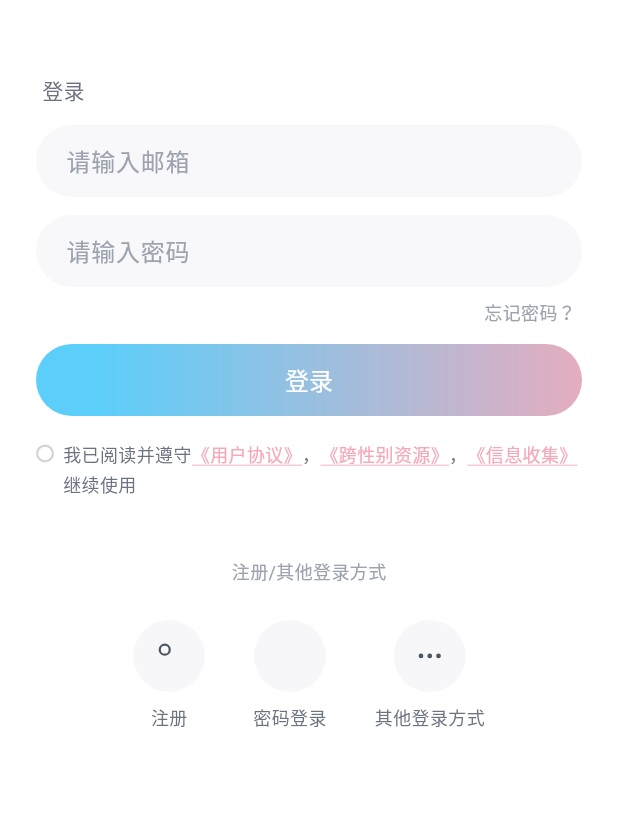
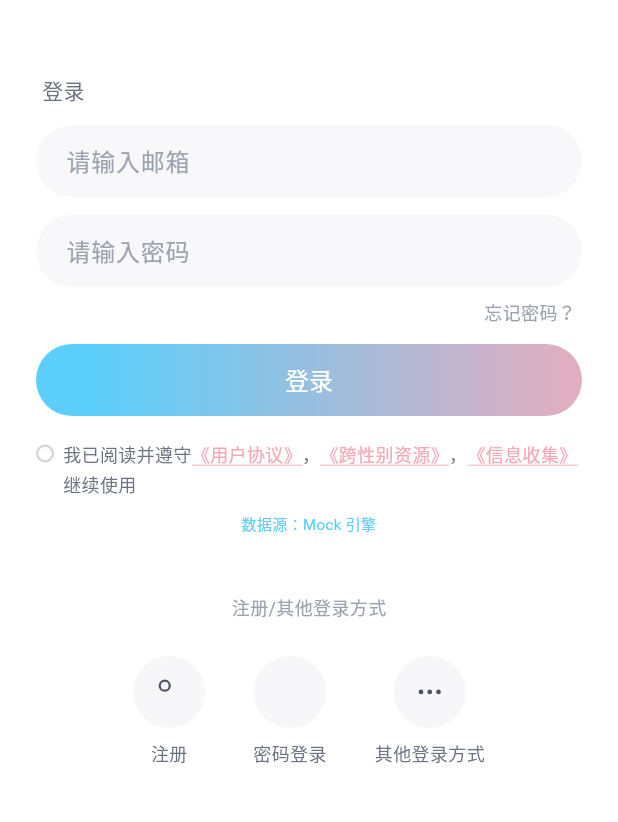
Before and after one commit to Suran2022/Porten, a Flutter app: the screen it shows after launch, on a phone screen of 412 x 824 dp, the part 153-975 px from its top. Run offline on Flutter 3.47's test engine with Material 3 defaults, Android fonts, the phone set to English and light mode, and no system bars; our stand-ins replace audioplayers, flutter_riverpod, flutter_svg, shared_preferences; missing offline and left inert: path_parsing.

Commit message:
feat(mobile): 登录页新增数据源标识——实时显示 Mock/Live 与 API 地址，一包定夺真伪（versionCode 29）

```diff
--- a/mobile/flutter/porten_flutter/lib/core/mock/mock_mode.dart
+++ b/mobile/flutter/porten_flutter/lib/core/mock/mock_mode.dart
@@ -45,3 +45,29 @@ Future<PortenMockMode> resolveInitialMockMode() async {
       return PortenMockMode.mock;
   }
 }
+
+/// 运行环境信息（登录页展示：数据源模式 + API 地址，便于现场分辨
+/// Mock / Live，排查「数据是否为演示数据」类问题）。
+class EnvironmentInfo {
+  const EnvironmentInfo({required this.mode, required this.apiBaseUrl});
+
+  final PortenMockMode mode;
+  final String apiBaseUrl;
+
+  /// 人类可读的一行摘要。
+  String get summary {
+    final String source =
+        mode == PortenMockMode.live ? '真实 API' : 'Mock 引擎';
+    final String url =
+        apiBaseUrl.isEmpty ? '' : ' · $apiBaseUrl';
+    return '数据源：$source$url';
+  }
+}
+
+/// 运行环境信息 Provider（启动后一次性解析，供登录页展示）。
+final FutureProvider<EnvironmentInfo> environmentInfoProvider =
+    FutureProvider<EnvironmentInfo>((Ref ref) async {
+  final PortenMockMode mode = ref.read(mockModeProvider);
+  final String? url = await PortenChannels.env.invokeSafe<String>('apiBaseUrl');
+  return EnvironmentInfo(mode: mode, apiBaseUrl: url ?? '');
+});
--- a/mobile/flutter/porten_flutter/lib/features/auth/login_page.dart
+++ b/mobile/flutter/porten_flutter/lib/features/auth/login_page.dart
@@ -30,6 +30,7 @@ import '../../core/components/porten_toast.dart';
 import '../../core/design/porten_colors.dart';
 import '../../core/design/porten_scale.dart';
 import '../../core/design/porten_typography.dart';
+import '../../core/mock/mock_mode.dart';
 import 'state/auth_controller.dart';
 
 /// 登录方式 → 占位符（对齐 Web 端 methodLabels）。
@@ -339,8 +340,31 @@ class _LoginPageState extends ConsumerState<LoginPage> {
             onChanged: (bool v) => setState(() => _agreed = v),
             onOpenAgreement: AgreementViewer.open,
           ),
+          // 运行环境标识：数据源模式 + API 地址（排查「数据是否为演示数据」用）
+          _buildEnvironmentLabel(),
         ],
       ),
+    );
+  }
+
+  /// 数据源模式一行展示（Mock 引擎 / 真实 API · 后端地址）。
+  Widget _buildEnvironmentLabel() {
+    final AsyncValue<EnvironmentInfo> env = ref.watch(environmentInfoProvider);
+    return env.maybeWhen(
+      data: (EnvironmentInfo info) => Padding(
+        padding: const EdgeInsets.only(top: 8),
+        child: Text(
+          info.summary,
+          textAlign: TextAlign.center,
+          style: PortenTypography.xs.copyWith(
+            color: info.mode == PortenMockMode.live
+                ? PortenColor.gray400
+                : PortenColor.brandBlue,
+            fontSize: 10,
+          ),
+        ),
+      ),
+      orElse: () => const SizedBox.shrink(),
     );
   }
 
```
Also changed, not shown: 1 other file.
